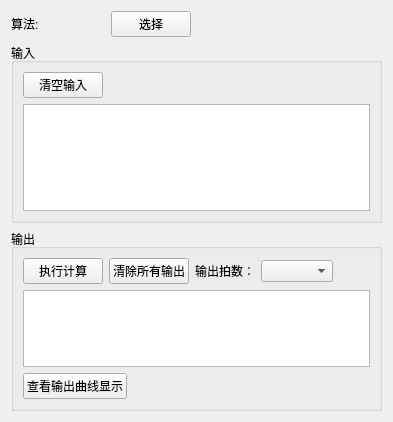
Qt form operstionWidget.ui (jiaqingguo/FMU_QT) before a commit.
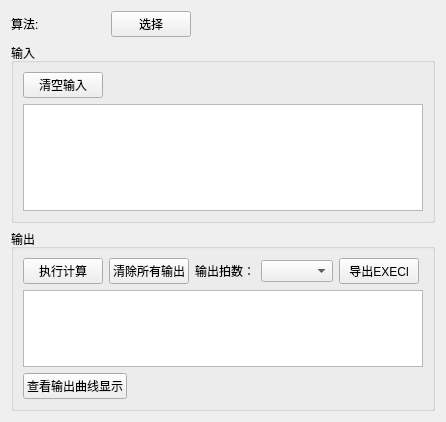
The same form after that commit.

Commit message: 简单导出execl功能

Patch:
```diff
--- a/operstionWidget.ui
+++ b/operstionWidget.ui
@@ -6,7 +6,7 @@
    <rect>
     <x>0</x>
     <y>0</y>
-    <width>393</width>
+    <width>446</width>
     <height>422</height>
    </rect>
   </property>
@@ -164,6 +164,13 @@
           </property>
          </widget>
         </item>
+        <item>
+         <widget class="QPushButton" name="btn_saveExecl">
+          <property name="text">
+           <string>导出EXECl</string>
+          </property>
+         </widget>
+        </item>
         <item>
          <spacer name="horizontalSpacer_4">
           <property name="orientation">
```
The commit also changes 10 other files.
